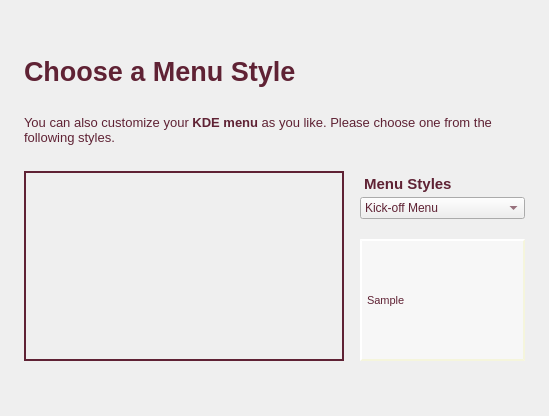
The window that kde/kaptan/src/gui/menuWidget.ui (pars-linux/uludag) describes before a commit, drawn with Qt 5.
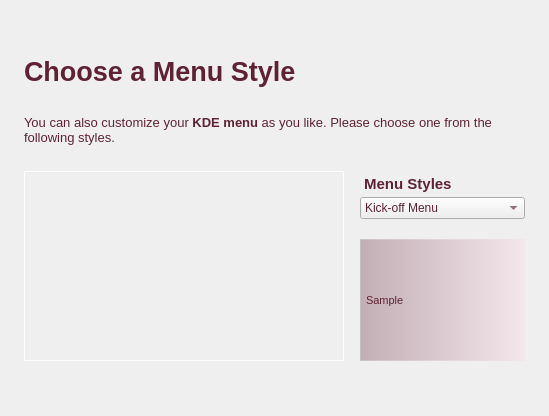
The same window after the commit.

Commit message: wallpaper widget is ready

```diff
--- a/kde/kaptan/src/gui/menuWidget.ui
+++ b/kde/kaptan/src/gui/menuWidget.ui
@@ -24,7 +24,7 @@
 QLabel#labelMenuDescription{
      border-style: outset;
      border-color: beige;
-     border-width: 2px;
+     border-width: 1px;
 }</string>
   </property>
   <layout class="QGridLayout" name="gridLayout">
@@ -137,7 +137,7 @@
            </property>
            <property name="styleSheet">
             <string>#pictureMenuStyles{
-border: 2px solid rgb(95, 34, 52);
+border: 1px solid rgb(255, 255, 255);
 }</string>
            </property>
            <property name="frameShape">
@@ -257,7 +257,10 @@
                 </font>
                </property>
                <property name="styleSheet">
-                <string notr="true">background-color: rgba(255, 255, 255, 122);
+                <string notr="true">	background-color: qlineargradient(spread:pad, x1:0, y1:0, x2:1, y2:0, stop:0 rgba(0, 0, 0, 81), stop:0.00537634 rgba(95, 34, 52, 80), stop:1 rgba(255, 213, 230, 80));
+
+border: 1px solid rgb(236, 236, 236, 80);
+
 color: rgb(95, 34, 52);
 padding:5px;</string>
                </property>
```
The commit also changes 1 other file.
